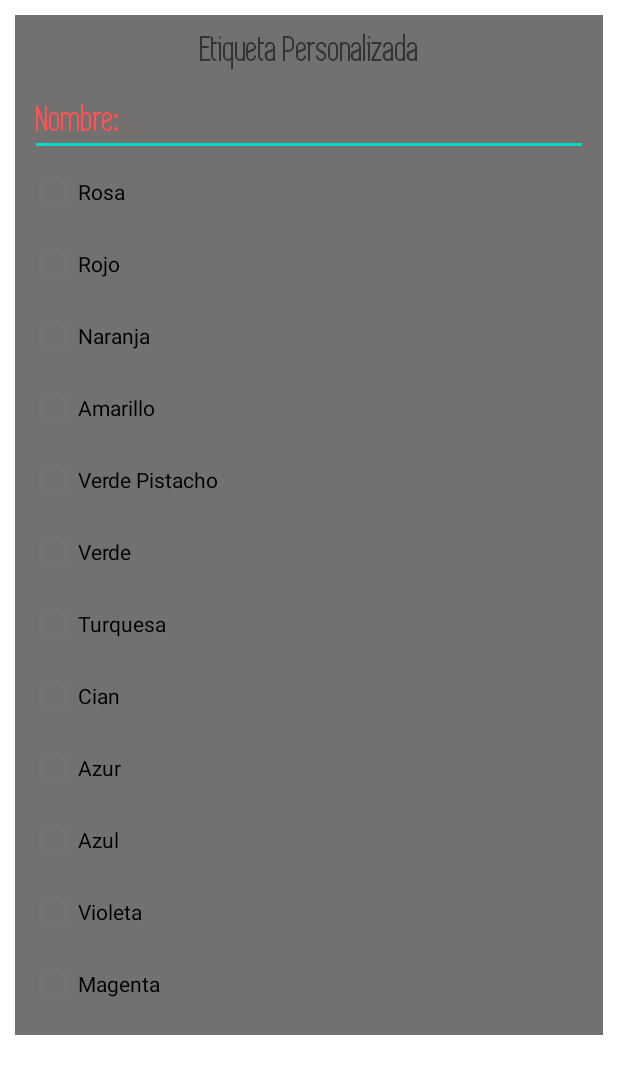
After one commit to ChicoRafa/timer, an Android app: the layout dialog_tag.xml on its own in the app's theme, with its tools: preview values and no code run, on a phone screen of 412 x 824 dp. The commit adds this screen. Shown: the top 1074 px of the screen. Run offline under Robolectric (Android 15) with nearby library versions, the phone set to English and light mode, and no system bars.

Commit message:
añadido el dialogo de creación en las etiquetas (falta mandar datos a bdd y añadir al listview) corregido fallo en conexión con bdd

```diff
--- a/app/build.gradle
+++ b/app/build.gradle
@@ -40,4 +40,5 @@ dependencies {
     androidTestImplementation 'androidx.test.espresso:espresso-core:3.4.0'
     implementation 'com.github.AnyChart:AnyChart-Android:1.1.2'
 
+
 }
--- a/app/src/main/java/rmr/kairos/activities/LoginActivity.java
+++ b/app/src/main/java/rmr/kairos/activities/LoginActivity.java
@@ -81,7 +81,7 @@ public class LoginActivity extends AppCompatActivity {
                             String[] data = new String[2];
                             data[0] = username;
                             data[1] = password;
-                            PutData putData = new PutData("http://192.168.0.14/login/LogIn-SignUp-master/LogIn-SignUp-master/login.php", "POST", field, data);
+                            PutData putData = new PutData("http://192.168.56.1/login/LogIn-SignUp-master/LogIn-SignUp-master/login.php", "POST", field, data);
                             if (putData.startPut()) {
                                 if (putData.onComplete()) {
                                     String result = putData.getResult();
--- a/app/src/main/java/rmr/kairos/activities/SignUpActivity.java
+++ b/app/src/main/java/rmr/kairos/activities/SignUpActivity.java
@@ -80,7 +80,7 @@ public class SignUpActivity extends AppCompatActivity {
                             data[0] = username;
                             data[1] = password;
                             data[2] = mail;
-                            PutData putData = new PutData("http://192.168.0.14/login/LogIn-SignUp-master/LogIn-SignUp-master/signup.php", "POST", field, data);
+                            PutData putData = new PutData("http://192.168.56.1/login/LogIn-SignUp-master/LogIn-SignUp-master/signup.php", "POST", field, data);
                             if (putData.startPut()) {
                                 if (putData.onComplete()) {
                                     String result = putData.getResult();
--- /dev/null
+++ b/app/src/main/res/drawable/ic_baseline_edit_attributes_24.xml
@@ -0,0 +1,5 @@
+<vector android:height="64dp" android:tint="#FFFFFF"
+    android:viewportHeight="24" android:viewportWidth="24"
+    android:width="64dp" xmlns:android="http://schemas.android.com/apk/res/android">
+    <path android:fillColor="@android:color/white" android:pathData="M17.63,7H6.37C3.96,7 2,9.24 2,12s1.96,5 4.37,5h11.26c2.41,0 4.37,-2.24 4.37,-5s-1.96,-5 -4.37,-5zM7.24,14.46l-2.57,-2.57 0.7,-0.7 1.87,1.87 3.52,-3.52 0.7,0.7 -4.22,4.22z"/>
+</vector>
--- /dev/null
+++ b/app/src/main/res/layout/dialog_tag.xml
@@ -0,0 +1,114 @@
+<?xml version="1.0" encoding="utf-8"?>
+<LinearLayout xmlns:android="http://schemas.android.com/apk/res/android"
+    android:layout_width="match_parent"
+    android:layout_height="wrap_content"
+    android:layout_margin="10dp"
+    android:background="#737070"
+    android:orientation="vertical"
+    android:padding="10dp"
+    android:weightSum="10">
+
+    <TextView
+        android:id="@+id/tvDialogTag"
+        android:layout_width="match_parent"
+        android:layout_height="wrap_content"
+        android:layout_marginBottom="10dp"
+        android:layout_weight="5"
+        android:fontFamily="@font/simplifica"
+        android:text="@string/strDialogTag"
+        android:textAlignment="center"
+        android:textSize="24sp"
+        android:textStyle="bold" />
+
+
+    <EditText
+        android:id="@+id/etTagName"
+        android:layout_width="match_parent"
+        android:layout_height="wrap_content"
+        android:fontFamily="@font/simplifica"
+        android:hint="@string/strTagTitle"
+        android:shadowColor="#FFFFFF"
+        android:textColor="#FFFFFF"
+        android:textSize="24sp"
+        android:textStyle="bold" />
+
+    <RadioGroup
+        android:id="@+id/rgColores"
+        android:layout_width="match_parent"
+        android:layout_height="match_parent"
+        android:layout_weight="5">
+
+        <RadioButton
+            android:id="@+id/radioButton"
+            android:layout_width="match_parent"
+            android:layout_height="wrap_content"
+            android:text="@string/rosa" />
+
+        <RadioButton
+            android:id="@+id/radioButton2"
+            android:layout_width="match_parent"
+            android:layout_height="wrap_content"
+            android:text="@string/rojo" />
+
+        <RadioButton
+            android:id="@+id/radioButton3"
+            android:layout_width="match_parent"
+            android:layout_height="wrap_content"
+            android:text="@string/naranja" />
+
+        <RadioButton
+            android:id="@+id/radioButton4"
+            android:layout_width="match_parent"
+            android:layout_height="wrap_content"
+            android:text="@string/amarillo" />
+
+        <RadioButton
+            android:id="@+id/radioButton5"
+            android:layout_width="match_parent"
+            android:layout_height="wrap_content"
+            android:text="@string/verde_pistacho" />
+
+        <RadioButton
+            android:id="@+id/radioButton6"
+            android:layout_width="match_parent"
+            android:layout_height="wrap_content"
+            android:text="@string/verde" />
+
+        <RadioButton
+            android:id="@+id/radioButton7"
+            android:layout_width="match_parent"
+            android:layout_height="wrap_content"
+            android:text="@string/turquesa" />
+
+        <RadioButton
+            android:id="@+id/radioButton8"
+            android:layout_width="match_parent"
+            android:layout_height="wrap_content"
+            android:text="@string/cyan" />
+
+        <RadioButton
+            android:id="@+id/radioButton9"
+            android:layout_width="match_parent"
+            android:layout_height="wrap_content"
+            android:text="@string/azur" />
+
+        <RadioButton
+            android:id="@+id/radioButton10"
+            android:layout_width="match_parent"
+            android:layout_height="wrap_content"
+            android:text="@string/azul" />
+
+        <RadioButton
+            android:id="@+id/radioButton11"
+            android:layout_width="match_parent"
+            android:layout_height="wrap_content"
+            android:text="@string/violeta" />
+
+        <RadioButton
+            android:id="@+id/radioButton12"
+            android:layout_width="match_parent"
+            android:layout_height="wrap_content"
+            android:text="@string/magenta" />
+    </RadioGroup>
+
+</LinearLayout>
--- a/app/src/main/res/values/strings.xml
+++ b/app/src/main/res/values/strings.xml
@@ -27,4 +27,17 @@
     <string name="strRestartSessions">Para reiniciar el contador primero pause la sesión</string>
     <string name="strTagTitle">"Nombre: "</string>
     <string name="strTagColor">"Color: "</string>
+    <string name="strDialogTag">Etiqueta Personalizada</string>
+    <string name="rosa">Rosa</string>
+    <string name="rojo">Rojo</string>
+    <string name="naranja">Naranja</string>
+    <string name="amarillo">Amarillo</string>
+    <string name="verde_pistacho">Verde Pistacho</string>
+    <string name="verde">Verde</string>
+    <string name="turquesa">Turquesa</string>
+    <string name="cyan">Cian</string>
+    <string name="azur">Azur</string>
+    <string name="azul">Azul</string>
+    <string name="violeta">Violeta</string>
+    <string name="magenta">Magenta</string>
 </resources>
--- a/settings.gradle
+++ b/settings.gradle
@@ -3,12 +3,15 @@ pluginManagement {
         gradlePluginPortal()
         google()
         mavenCentral()
+        maven { url "https://jitpack.io" }
+        jcenter()
     }
 }
 dependencyResolutionManagement {
     repositoriesMode.set(RepositoriesMode.FAIL_ON_PROJECT_REPOS)
     repositories {
         google()
+        jcenter()
         mavenCentral()
         maven { url "https://jitpack.io" }
     }
```
Also changed, not shown: app/src/main/java/rmr/kairos/activities/SettingsActivity.java (+11 -0 lines), app/src/main/java/rmr/kairos/activities/TagActivity.java (+59 -2 lines), app/src/main/java/rmr/kairos/controllers/OnSwipeTouchListener.java (added, +53 -0 lines), app/src/main/java/rmr/kairos/threads/CounterThreadTimer.java (+9 -2 lines), app/src/main/java/rmr/kairos/util/KairosPreference.java (added, +22 -0 lines), app/src/main/res/layout/activity_tag.xml (+12 -0 lines), app/src/main/res/values/arrays.xml (added, +18 -0 lines), app/src/main/res/values/colors.xml (+12 -0 lines).
